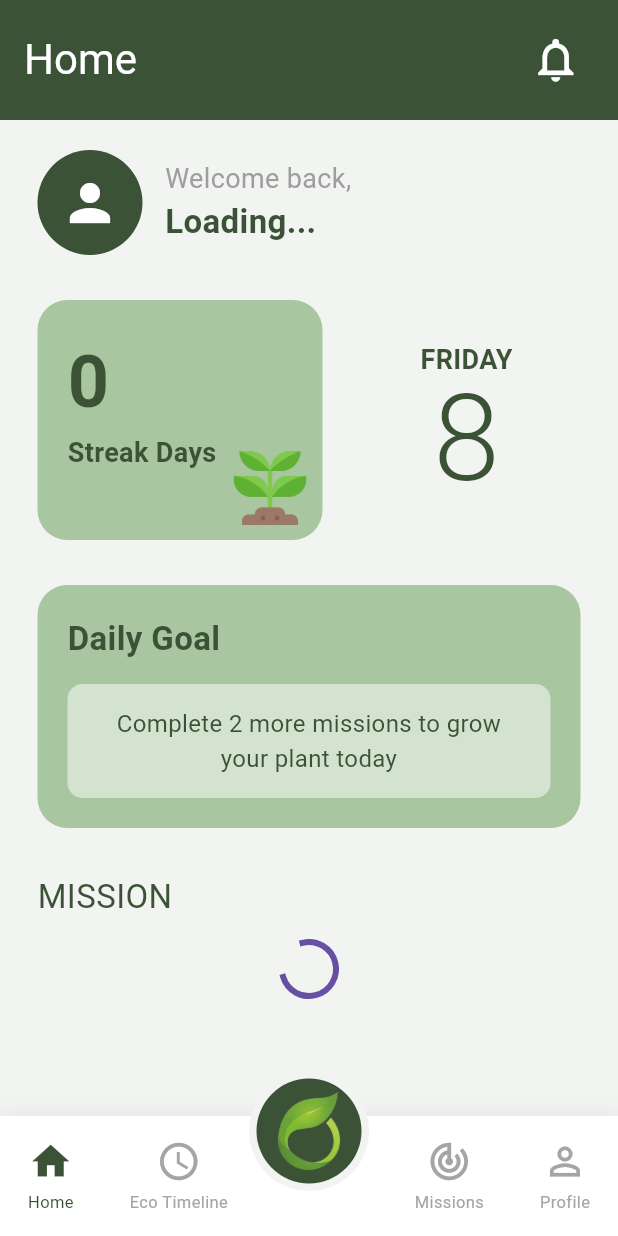
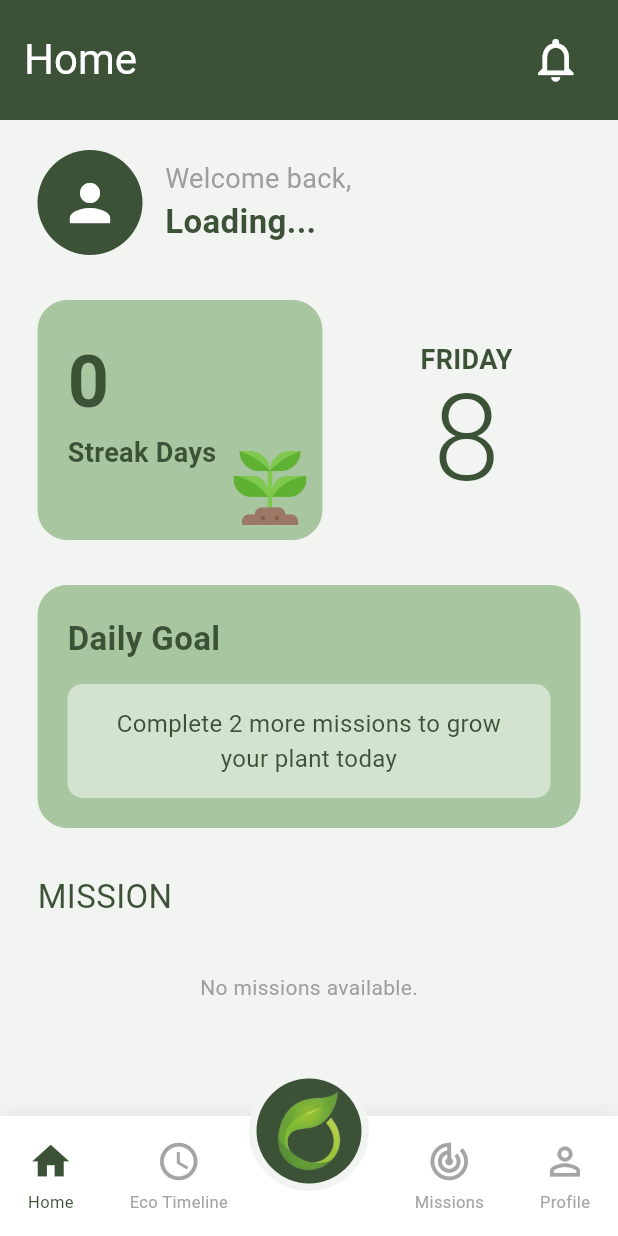
Before and after one commit to Killer8Hyper/leafloop_frontend, a Flutter app: the HomePage screen opened directly, on a phone screen of 412 x 824 dp. Run offline on Flutter 3.47's test engine with Material 3 defaults, Android fonts, the phone set to English and light mode, and no system bars; our stand-ins replace fl_chart, image_picker, lottie, shared_preferences, sqflite; missing offline and left inert: tflite_flutter; accounts and stored records are empty.

```diff
--- a/lib/screens/homepage.dart
+++ b/lib/screens/homepage.dart
@@ -24,6 +24,7 @@ class _HomePageState extends State<HomePage> {
   Map<String, dynamic>? _user;
   List<Map<String, dynamic>> _missions = [];
   int _todayCount = 0;
+  bool _isLoading = true;
 
   // Admin stats
   int _totalUsers = 0;
@@ -42,7 +43,29 @@ class _HomePageState extends State<HomePage> {
   }
 
   Future<void> _loadData() async {
+    if (mounted) setState(() => _isLoading = true);
+
+    // Re-init the service in case the singleton lost its in-memory state
+    // (e.g., app resumed from background without going through the login flow).
+    await LocalAuthService().init();
+
     int? userId = LocalAuthService().currentUserId;
+
+    // Fallback: if still null, try to look up by username stored in prefs.
+    if (userId == null) {
+      final username = LocalAuthService().currentUsername;
+      if (username != null) {
+        final found = await DatabaseHelper().getUserByUsername(username);
+        if (found != null) {
+          userId = found['id'] as int?;
+          if (userId != null) {
+            await LocalAuthService().login(userId, username,
+                isAdmin: (found['is_admin'] ?? 0) == 1);
+          }
+        }
+      }
+    }
+
     if (userId != null) {
       var user = await DatabaseHelper().getUserById(userId);
 
@@ -87,6 +110,7 @@ class _HomePageState extends State<HomePage> {
             _dailyLoginStats = fullLoginStats;
             _topMissionsUsers = topMissions;
             _topStreakUsers = topStreaks;
+            _isLoading = false;
           });
         }
       } else {
@@ -116,9 +140,12 @@ class _HomePageState extends State<HomePage> {
             _missions = missions;
             _todayCount = todayCount;
             _completedMissionIds = completedIds;
+            _isLoading = false;
           });
         }
       }
+    } else {
+      if (mounted) setState(() => _isLoading = false);
     }
   }
 
@@ -381,8 +408,18 @@ class _HomePageState extends State<HomePage> {
           ),
         ),
         const SizedBox(height: 15),
-        if (_missions.isEmpty)
+        if (_isLoading)
           const Center(child: CircularProgressIndicator())
+        else if (_missions.isEmpty)
+          const Center(
+            child: Padding(
+              padding: EdgeInsets.symmetric(vertical: 20),
+              child: Text(
+                'No missions available.',
+                style: TextStyle(color: Colors.grey),
+              ),
+            ),
+          )
         else
           ..._missions.map((m) => _buildMissionItem(context, m['title'] ?? 'Mission', _completedMissionIds.contains(m['id']))).toList(),
         const SizedBox(height: 100),
```
